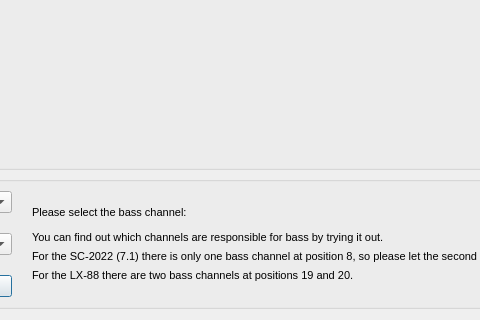
Above: emphasisdialog.ui from AceOfSnakes/AvrPioRemote before the change; both pictures show x 272 to 752 and y 108 to 428 of the 849 by 428 pixel window. Below: the same form after it.
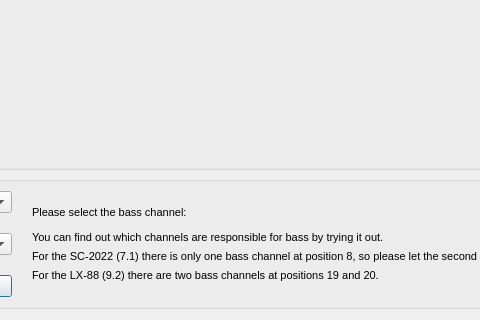
That is the form after the change.

```diff
--- a/emphasisdialog.ui
+++ b/emphasisdialog.ui
@@ -6,7 +6,7 @@
    <rect>
     <x>0</x>
     <y>0</y>
-    <width>820</width>
+    <width>837</width>
     <height>428</height>
    </rect>
   </property>
@@ -148,7 +148,7 @@
 &lt;p style=&quot; margin-top:12px; margin-bottom:12px; margin-left:0px; margin-right:0px; -qt-block-indent:0; text-indent:0px;&quot;&gt;Please select the bass channel:&lt;/p&gt;
 &lt;p style=&quot; margin-top:6px; margin-bottom:6px; margin-left:0px; margin-right:0px; -qt-block-indent:0; text-indent:0px;&quot;&gt;You can find out which channels are responsible for bass by trying it out.&lt;/p&gt;
 &lt;p style=&quot; margin-top:6px; margin-bottom:6px; margin-left:0px; margin-right:0px; -qt-block-indent:0; text-indent:0px;&quot;&gt;For the SC-2022 (7.1) there is only one bass channel at position 8, so please let the second channel empty.&lt;/p&gt;
-&lt;p style=&quot; margin-top:6px; margin-bottom:6px; margin-left:0px; margin-right:0px; -qt-block-indent:0; text-indent:0px;&quot;&gt;For the LX-88 there are two bass channels at positions 19 and 20.&lt;/p&gt;&lt;/body&gt;&lt;/html&gt;</string>
+&lt;p style=&quot; margin-top:6px; margin-bottom:6px; margin-left:0px; margin-right:0px; -qt-block-indent:0; text-indent:0px;&quot;&gt;For the LX-88 (9.2) there are two bass channels at positions 19 and 20.&lt;/p&gt;&lt;/body&gt;&lt;/html&gt;</string>
             </property>
            </widget>
           </item>
```
